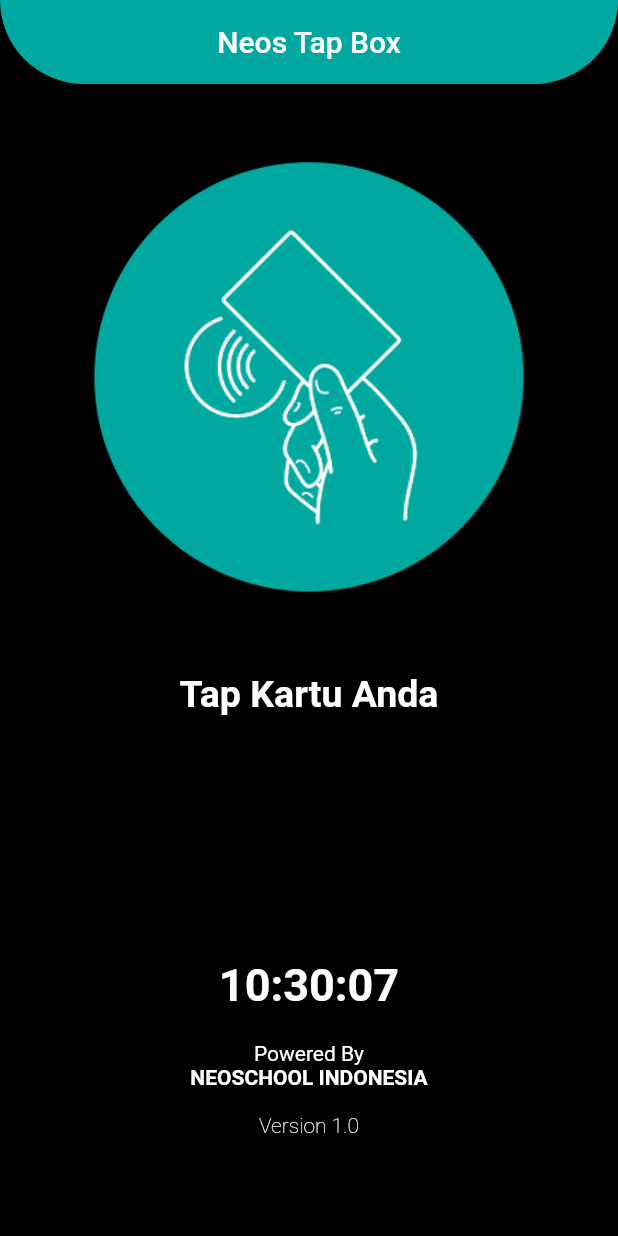
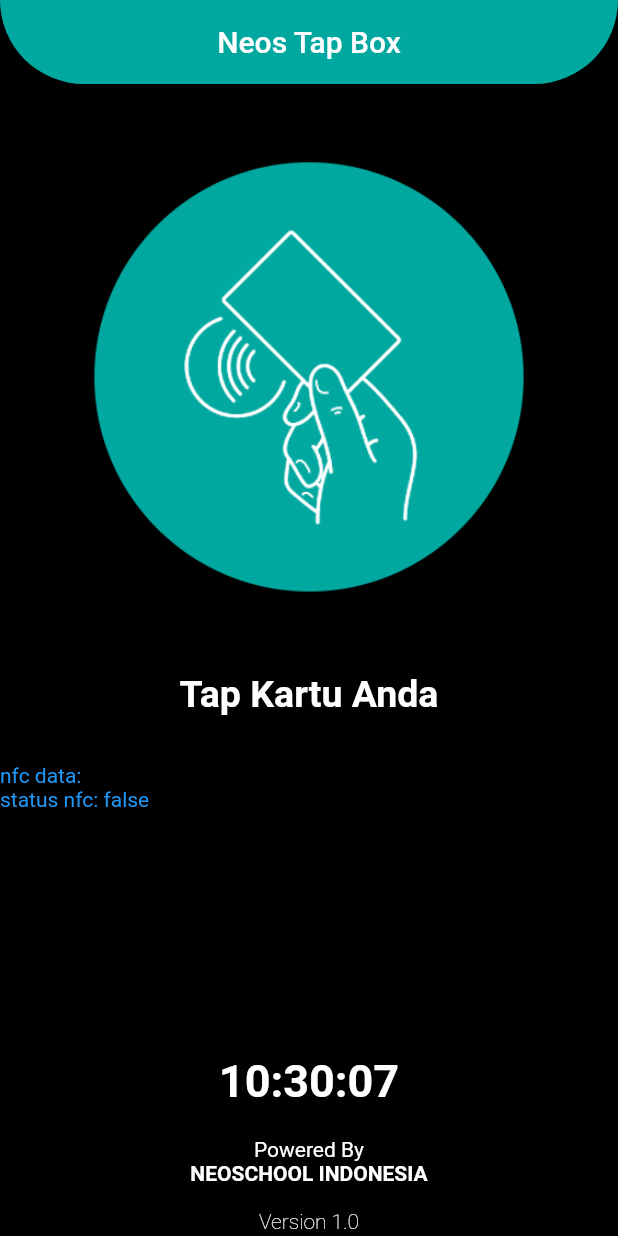
Before and after one commit to siopipin/attendanceApp, a Flutter app: the screen it shows after launch, on a phone screen of 412 x 824 dp. Run offline on Flutter 3.47's test engine with Material 2 defaults, Android fonts, the light colour scheme and no system bars; our stand-ins replace audioplayers, camera, flutter_html, fluttertoast, rxdart, shared_preferences and 1 more; missing offline and left inert: mifare_nfc_reader, nfc_manager.

Commit message:
update nfc tech filter

```diff
--- a/lib/main.dart
+++ b/lib/main.dart
@@ -1,5 +1,8 @@
 import 'package:flutter/material.dart';
 import 'package:camera/camera.dart';
+import 'package:flutter/services.dart';
+import 'package:mifare_nfc_reader/mifare_nfc_reader.dart';
+import 'package:nfc_manager/nfc_manager.dart';
 import 'package:presensi_app/screens/home/home_screen.dart';
 import 'package:presensi_app/screens/home/welcome_screen.dart';
 import 'package:presensi_app/utils/attendance_provider.dart';
@@ -7,11 +10,18 @@ import 'package:provider/provider.dart';
 import 'package:wakelock_plus/wakelock_plus.dart';
 
 late List<CameraDescription> _camera;
+late bool isAvailable;
+const channelName = "mifare_nfc_reader";
+const methodChannel = MethodChannel(channelName);
 
 void main() async {
   WidgetsFlutterBinding.ensureInitialized();
+  WakelockPlus.enable();
+
+  // Check availability
   _camera = await availableCameras();
-  WakelockPlus.enable();
+  isAvailable = await NfcManager.instance.isAvailable();
+  MifareNfcReader.init();
 
   runApp(MultiProvider(
     providers: [
@@ -38,6 +48,7 @@ class _MyAppState extends State<MyApp> {
 
   initCam() async {
     _camera = await availableCameras();
+    isAvailable = await NfcManager.instance.isAvailable();
   }
 
   @override
--- a/lib/screens/home/welcome_screen.dart
+++ b/lib/screens/home/welcome_screen.dart
@@ -1,11 +1,14 @@
 import 'dart:async';
+import 'dart:convert';
 import 'dart:io';
 
 import 'package:audioplayers/audioplayers.dart';
 import 'package:camera/camera.dart';
 import 'package:flutter/material.dart';
 import 'package:flutter/services.dart';
+import 'package:fluttertoast/fluttertoast.dart';
 import 'package:intl/intl.dart';
+import 'package:nfc_manager/nfc_manager.dart';
 import 'package:path_provider/path_provider.dart';
 import 'package:presensi_app/screens/home/home_screen.dart';
 import 'package:presensi_app/screens/home/message_page.dart';
@@ -26,6 +29,10 @@ class WelcomeScreen extends StatefulWidget {
 }
 
 class _WelcomeScreenState extends State<WelcomeScreen> {
+  bool? isLoading;
+  String? nfcData = "";
+  String? idKartu = "";
+  String? statusNfc = "";
   String? value;
   List<CameraDescription>? cameras;
   TextEditingController ctrl = TextEditingController();
@@ -37,13 +44,15 @@ class _WelcomeScreenState extends State<WelcomeScreen> {
   @override
   void initState() {
     // setDebounceStream();
-    setTime();
 
     //atudofocus
-    Future.delayed(const Duration(seconds: 0), () {
-      _focusNode.requestFocus(); //auto focus on second text field.
-    });
+    // Future.delayed(const Duration(seconds: 0), () {
+    //   _focusNode.requestFocus(); //auto focus on second text field.
+    // });
+    isLoading = false;
 
+    checkNFC();
+    setTime();
     super.initState();
   }
 
@@ -51,8 +60,56 @@ class _WelcomeScreenState extends State<WelcomeScreen> {
   void dispose() {
     _timer?.cancel();
     _streamController.close();
+    super.dispose();
+  }
 
-    super.dispose();
+  //Chech NFC
+  Future<void> checkNFC() async {
+    bool isAvailable = await NfcManager.instance.isAvailable();
+
+    print('status nfc $isAvailable');
+    setState(() {
+      statusNfc = isAvailable.toString();
+    });
+    if (isAvailable) {
+      // Start Session
+      NfcManager.instance.startSession(
+        onDiscovered: (NfcTag tag) async {
+          await getNFCTagValue(tag);
+        },
+      );
+    } else {
+      Fluttertoast.showToast(msg: "NFC tidak tersedia");
+    }
+  }
+
+  //Get NFCTag Value
+  Future<void> getNFCTagValue(NfcTag tag) async {
+    // Membaca ID kartu dari instance NfcTag
+
+    var nfcaData = tag.data['nfca'];
+    var identifier = nfcaData?['identifier'];
+
+    // var id = tag.data['id']; // ID dalam bentuk byte array
+
+    List<int> identifierDummy = [107, 98, 183, 18];
+
+    // xTODO=> ganti identifierDummy dengan identifier dari tag
+    String idString = identifier.map((e) => e.toString()).join();
+
+    setState(() {
+      nfcData = identifier.toString();
+      idKartu = idString;
+    });
+
+    print('Tag ID: $idString');
+
+    if (idString != null) {
+      await setValue(idString);
+    }
+
+    // Menghentikan sesi setelah membaca tagR
+    // NfcManager.instance.stopSession();
   }
 
   setDebounceStream() {
@@ -73,7 +130,7 @@ class _WelcomeScreenState extends State<WelcomeScreen> {
 
     // "0314008171"
     //xTODO: ganti ke provider.noKartu
-    var value = int.parse(provider.noKartu);
+    var value = int.parse(val);
     String hex = value.toRadixString(16).padLeft(8, "0");
 
     List<String> hexChunks = [];
@@ -90,8 +147,18 @@ class _WelcomeScreenState extends State<WelcomeScreen> {
     // ambil dummy gambar (karena API POST butuh perlu gambar)
     print('hasil hexa ======== ${reversedHex}');
     File imageFile = await getImageFileFromAssets();
+
+    setState(() {
+      isLoading = true;
+    });
     await cekPresensi(reversedHex.toUpperCase(), imageFile.path).then(
       (value) {
+        if (mounted) {
+          // Cek apakah State object masih ada di widget tree
+          setState(() {
+            isLoading = false;
+          });
+        }
         if (value == null) {
           return null;
         } else if (value[0] == 1 || value[0] == 4) {
@@ -181,11 +248,14 @@ class _WelcomeScreenState extends State<WelcomeScreen> {
   }
 
   navigateToMessagePage(status) {
+    if (mounted) {
       return Navigator.push(
         context,
         MaterialPageRoute(
           builder: (context) => MessagePage(status: status),
-        ));
+        ),
+      );
+    }
   }
 
   Future<File> getImageFileFromAssets() async {
@@ -242,7 +312,9 @@ class _WelcomeScreenState extends State<WelcomeScreen> {
           //       })
           // ],
         ),
-        body: ListView(
+        body: Stack(
+          children: [
+            ListView(
               children: [
                 const SizedBox(height: 50),
 
@@ -255,10 +327,6 @@ class _WelcomeScreenState extends State<WelcomeScreen> {
                 ),
                 const SizedBox(height: 50),
 
-            //xTODO: Hapus tombol test setValue
-            // ElevatedButton(
-            //     onPressed: () => setValue("val"), child: Text("HIT")),
-
                 //text
                 const Text(
                   textAlign: TextAlign.center,
@@ -269,8 +337,14 @@ class _WelcomeScreenState extends State<WelcomeScreen> {
                   ),
                 ),
 
+                Text(nfcData ?? ""),
+                Text(idKartu ?? "-", style: TextStyle(color: Colors.red)),
+                Text("nfc data: ${nfcData ?? "-"}",
+                    style: TextStyle(color: Colors.blue)),
+                Text("status nfc: ${statusNfc ?? "-"}",
+                    style: TextStyle(color: Colors.blue)),
+
                 // version
-
                 SizedBox(height: MediaQuery.of(context).size.height / 2 - 250),
                 TimeWidget(timeString: _timeString!),
                 const SizedBox(height: 20),
@@ -295,25 +369,11 @@ class _WelcomeScreenState extends State<WelcomeScreen> {
                         ),
                       ],
                     )),
-
-            TextField(
-              // autofocus: true,
-              focusNode: _focusNode,
-              controller: ctrl,
-              maxLength: 10,
-              style: const TextStyle(color: Colors.black),
-              onChanged: (val) async {
-                // _streamController.add(val);
-                if (val.length >= 10) {
-                  setValue(val);
-                }
-              },
-              decoration: const InputDecoration(
-                border: InputBorder.none,
-                counterText: "",
+              ],
             ),
-              cursorColor: Colors.black,
-              // readOnly: true,
+            if (isLoading!) // variabel isLoading yang Anda definisikan sebelumnya
+              Center(
+                child: CircularProgressIndicator(),
               ),
           ],
         ));
--- a/lib/utils/global_config.dart
+++ b/lib/utils/global_config.dart
@@ -29,7 +29,9 @@ class Config {
     );
   }
 
+  // TODO=> ganti ke url production
   final baseURL = "https://restapi.neoschool.id/api/";
+  // final baseURL = "https://dev.neoschool.id/api/";
 
   final paddingSize = 16.0;
   final radiusSize = 15.0;
--- a/pubspec.yaml
+++ b/pubspec.yaml
@@ -26,6 +26,8 @@ dependencies:
   flutter_launcher_icons: "^0.13.1"
   change_app_package_name: ^1.1.0
   wakelock_plus: ^1.1.1
+  nfc_manager: ^3.3.0
+  mifare_nfc_reader: ^0.0.9
 
 dev_dependencies:
   flutter_test:
```
Also changed, not shown: lib/screens/home/home_screen.dart (+5 -2 lines), pubspec.lock, 3 other files. Lines whose indentation alone changed are shown as unchanged.
